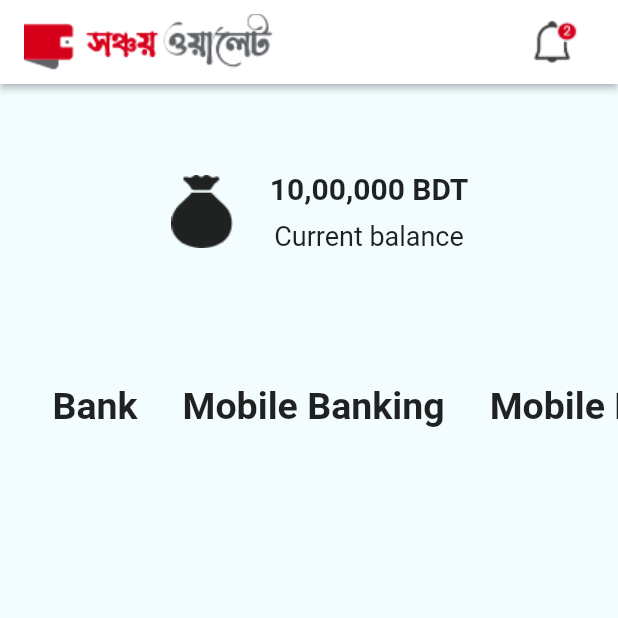
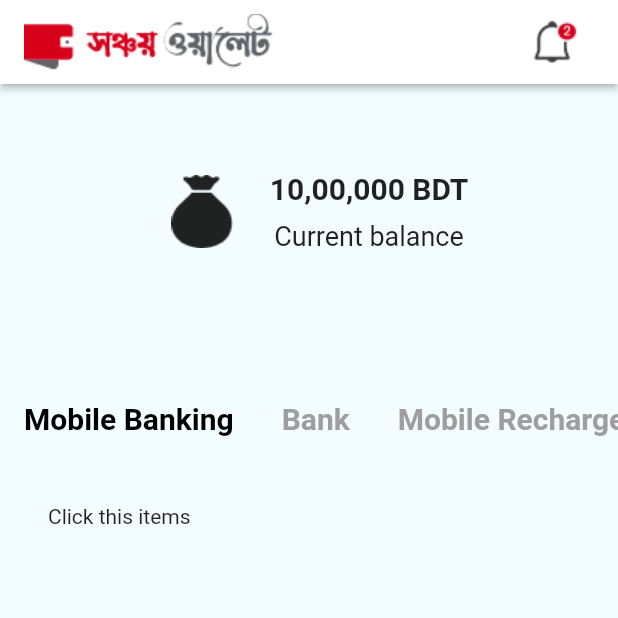
Before and after one commit to RakibullHasanOvi/WalletApp, a Flutter app: the screen it shows after launch, on a phone screen of 412 x 824 dp, the top half of it. Run offline on Flutter 3.47's test engine with Material 2 defaults, Android fonts, the phone set to English and light mode, and no system bars.

Commit message:
first commit

```diff
--- a/lib/Pages/HomePage.dart
+++ b/lib/Pages/HomePage.dart
@@ -1,10 +1,17 @@
 import 'package:flutter/material.dart';
+
 import 'package:wallets_app/Pages/WelcomePage.dart';
-import 'Screen/MB_screen.dart';
 
-class HomePage extends StatelessWidget {
+class HomePage extends StatefulWidget {
+  @override
+  State<HomePage> createState() => _HomePageState();
+}
+
+class _HomePageState extends State<HomePage> with TickerProviderStateMixin {
   @override
   Widget build(BuildContext context) {
+    TabController _tabController = TabController(vsync: this, length: 3);
+
     return SafeArea(
       child: Scaffold(
         backgroundColor: Color.fromARGB(255, 243, 253, 255),
@@ -14,7 +21,12 @@ class HomePage extends StatelessWidget {
           title: Container(
             alignment: Alignment.centerLeft,
             child: GestureDetector(
-              onTap: () {},
+              onTap: () {
+                Navigator.push(
+                  context,
+                  MaterialPageRoute(builder: (context) => WelcomePage()),
+                );
+              },
               child: Image(
                 image: AssetImage('assets/Group 255.png'),
               ),
@@ -75,49 +87,69 @@ class HomePage extends StatelessWidget {
                 SizedBox(
                   height: 80,
                 ),
-                SingleChildScrollView(
-                  scrollDirection: Axis.horizontal,
-                  child: Container(
-                    margin: EdgeInsets.only(left: 35),
-                    child: Row(
-                      mainAxisAlignment: MainAxisAlignment.center,
-                      children: [
-                        GestureDetector(
-                          onTap: () {},
+                Container(
+                  child: TabBar(
+                    isScrollable: true,
+                    indicatorColor: Colors.transparent,
+                    unselectedLabelColor: Colors.grey,
+                    labelColor: Colors.black,
+                    controller: _tabController,
+                    tabs: [
+                      Tab(
                         child: Text(
-                            'Bank',
+                          'Mobile Banking',
                           style: TextStyle(
-                              fontSize: 25,
+                            fontSize: 20,
                             fontWeight: FontWeight.bold,
                           ),
                         ),
                       ),
-                        SizedBox(
-                          width: 30,
-                        ),
-                        GestureDetector(
-                          onTap: () {},
+                      Tab(
                         child: Text(
-                            'Mobile Banking',
+                          'Bank',
                           style: TextStyle(
-                              fontSize: 25,
+                            fontSize: 20,
                             fontWeight: FontWeight.bold,
                           ),
                         ),
                       ),
-                        SizedBox(
-                          width: 30,
-                        ),
-                        GestureDetector(
-                          onTap: () {},
+                      Tab(
                         child: Text(
                           'Mobile Recharge',
                           style: TextStyle(
-                              fontSize: 25,
+                            fontSize: 20,
                             fontWeight: FontWeight.bold,
                           ),
                         ),
-                        )
+                      ),
+                    ],
+                  ),
+                ),
+                Expanded(
+                  child: Container(
+                    margin: EdgeInsets.all(32),
+                    child: TabBarView(
+                      controller: _tabController,
+                      children: [
+                        // GestureDetector(
+                        //   onTap: () {
+                        //     Navigator.push(
+                        //       context,
+                        //       MaterialPageRoute(
+                        //         builder: (context) => MoblieBankingItems(),
+                        //       ),
+                        // );
+                        // },
+                        // ),
+                        Text(
+                          'Click this items',
+                        ),
+                        Text(
+                          'Monju',
+                        ),
+                        Text(
+                          'King Of Bangladesh',
+                        ),
                       ],
                     ),
                   ),
--- a/lib/Pages/WelcomePage.dart
+++ b/lib/Pages/WelcomePage.dart
@@ -33,9 +33,7 @@ class _WelcomePageState extends State<WelcomePage> {
                 //   ),
                 // ),
               ),
-              SizedBox(
-                height: 110,
-              ),
+              SizedBox(height: 100),
               Container(
                 child: Text(
                   'Welcome',
```
Also changed, not shown: lib/Pages/LoginPage.dart (+4 -4 lines), lib/Pages/Screen/MB_screen.dart (+33 -24 lines). Lines whose indentation alone changed are shown as unchanged.
